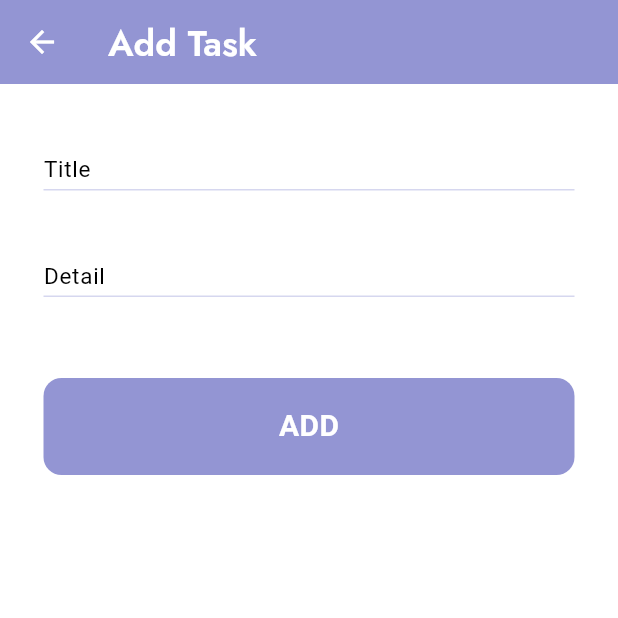
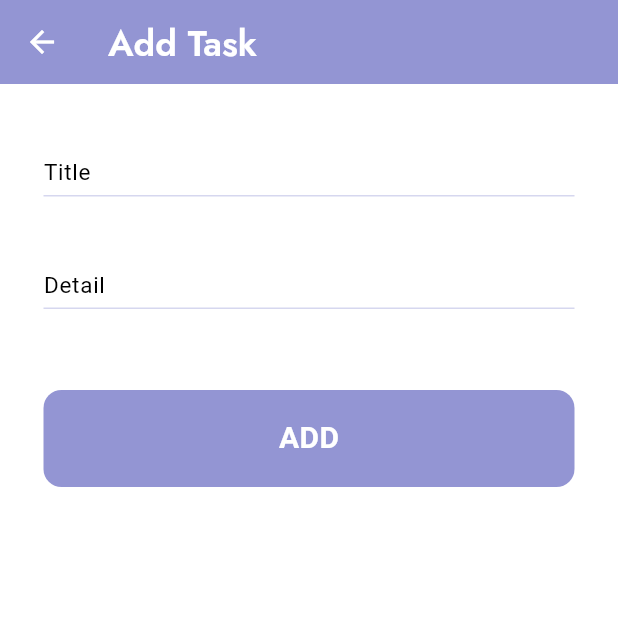
Before and after one commit to mazdon9/Todo-with-Resful-API-Provider-Hive, a Flutter app: the AddTodoScreen screen opened by its route, on a phone screen of 412 x 824 dp, the top half of it. Run offline on Flutter 3.47's test engine with Material 3 defaults, Android fonts, the phone set to English and light mode, and no system bars; Roboto replaces fonts that are missing (Jost-Regular, Jost-Semibold).

Commit message:
feature/add_todo_screen

```diff
--- a/lib/components/text_field.dart
+++ b/lib/components/text_field.dart
@@ -43,7 +43,7 @@ class AppTextField extends StatelessWidget {
             width: 1.2,
           ),
         ),
-        contentPadding: const EdgeInsets.symmetric(vertical: 2),
+        // contentPadding: const EdgeInsets.symmetric(vertical: 8),
         isDense: true,
       ),
     );
```
